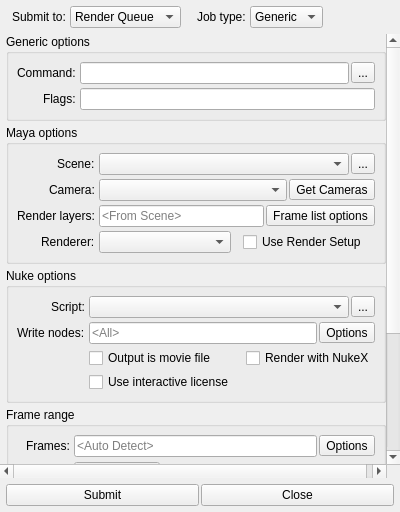
This is renderqueue/submit.ui in all-in-one-of/renderqueue as Qt 5 draws it before an edit. The edited form follows.
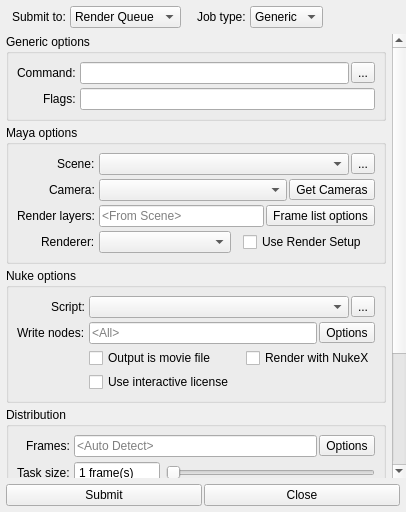
This is the edited form. Icons and pictures are not drawn.

Patch:
```diff
--- a/renderqueue/submit.ui
+++ b/renderqueue/submit.ui
@@ -7,7 +7,7 @@
    <rect>
     <x>0</x>
     <y>0</y>
-    <width>400</width>
+    <width>406</width>
     <height>512</height>
    </rect>
   </property>
@@ -176,9 +176,9 @@
        <property name="geometry">
         <rect>
          <x>0</x>
-         <y>-101</y>
-         <width>383</width>
-         <height>546</height>
+         <y>0</y>
+         <width>420</width>
+         <height>667</height>
         </rect>
        </property>
        <property name="noBackground" stdset="0">
@@ -998,7 +998,7 @@
            </sizepolicy>
           </property>
           <property name="title">
-           <string>Frame range</string>
+           <string>Distribution</string>
           </property>
           <property name="checked">
            <bool>false</bool>
```
Left out of the diff: 22 changed lines with no effect on the pictures.
